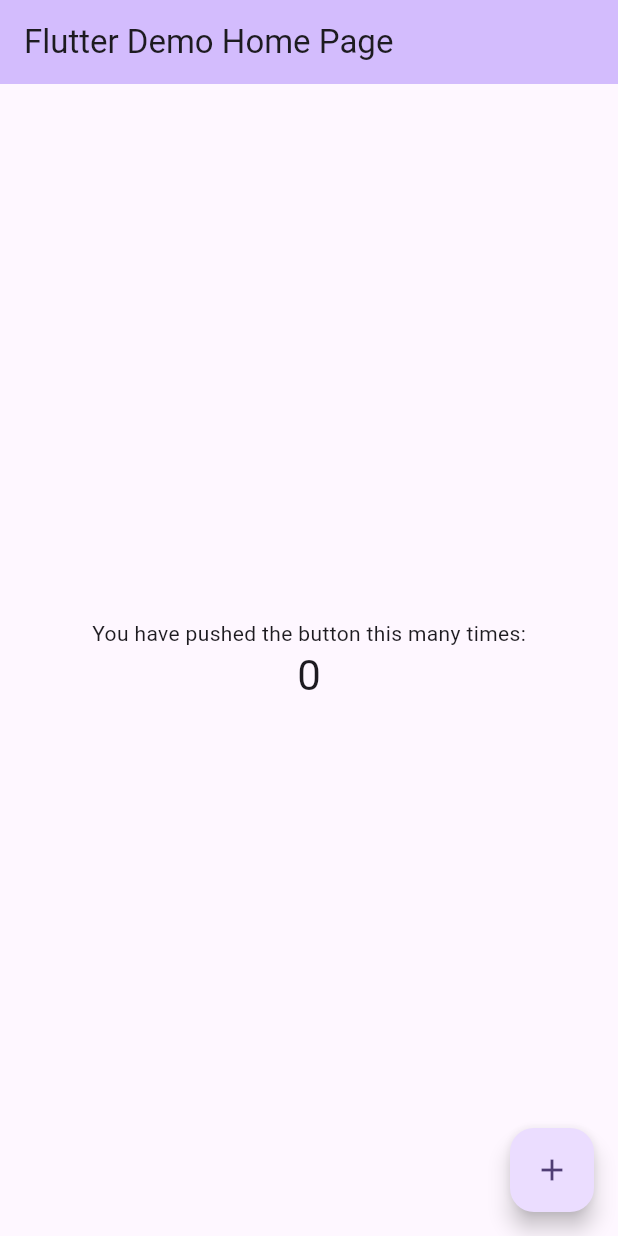
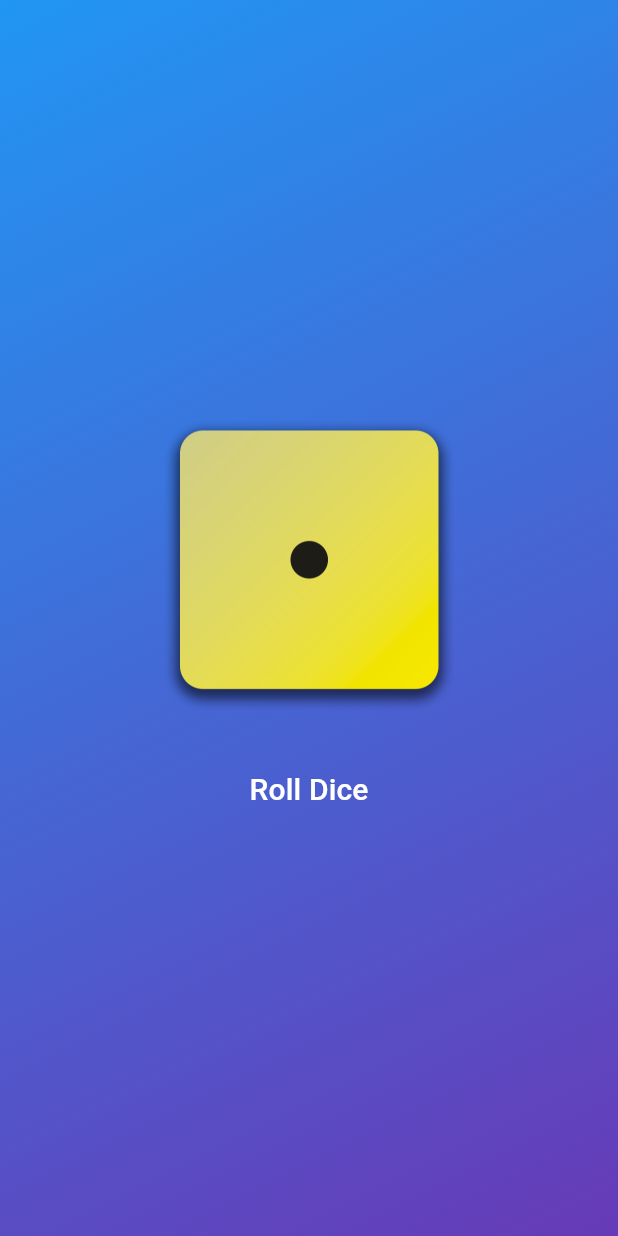
Before and after one commit to omzo1234/DiceFlutter, a Flutter app: the screen it shows after launch, on a phone screen of 412 x 824 dp. Run offline on Flutter 3.47's test engine with Material 3 defaults, Android fonts, the phone set to English and light mode, and no system bars.

Commit message:
Creation de la dice code

```diff
--- /dev/null
+++ b/lib/components/dice_roller.dart
@@ -0,0 +1,28 @@
+import 'package:flutter/material.dart';
+
+class DiceRoller extends StatefulWidget {
+  const DiceRoller({super.key});
+
+  @override
+  State<DiceRoller> createState() => _DiceRollerState();
+}
+
+class _DiceRollerState extends State<DiceRoller> {
+  @override
+  Widget build(BuildContext context) {
+    return Column(
+                  mainAxisAlignment: MainAxisAlignment.center,
+                  children: [
+                    Image.asset(
+                                  'assets/images/dice-1.png',
+                                  width: 200, height: 200,
+                        ),
+                        const SizedBox(height: 30,),
+                        TextButton(
+                        onPressed: () {},
+                        child: Text('Roll Dice',
+                        style: TextStyle(color: Colors.white, fontSize: 20),),)
+                  ],
+                );
+  }
+}
--- /dev/null
+++ b/lib/components/gradient_container.dart
@@ -0,0 +1,28 @@
+import 'package:diceflutter/components/dice_roller.dart';
+import 'package:flutter/material.dart';
+
+
+const starAlignment =Alignment.topLeft;
+const endAlignment = Alignment.bottomRight;
+class GradientContainer extends StatelessWidget {
+  const GradientContainer(this.color1, this.color2 ,{super.key});
+      final Color color1;
+      final Color color2;
+  @override
+  Widget build(BuildContext context) {
+    return Container(
+              decoration: BoxDecoration(
+                gradient: LinearGradient(
+                  begin: starAlignment,
+                  end: endAlignment,
+                  colors: [
+                 color1,  color2
+                ],
+                ),
+              ),
+              child: Center(
+                child: DiceRoller(),
+              ),
+            );
+  }
+}
--- a/lib/main.dart
+++ b/lib/main.dart
@@ -1,3 +1,4 @@
+import 'package:diceflutter/components/gradient_container.dart';
 import 'package:flutter/material.dart';
 
 void main() {
@@ -10,113 +11,16 @@ class MyApp extends StatelessWidget {
   // This widget is the root of your application.
   @override
   Widget build(BuildContext context) {
-    return MaterialApp(
-      title: 'Flutter Demo',
-      theme: ThemeData(
-        // This is the theme of your application.
-        //
-        // TRY THIS: Try running your application with "flutter run". You'll see
-        // the application has a purple toolbar. Then, without quitting the app,
-        // try changing the seedColor in the colorScheme below to Colors.green
-        // and then invoke "hot reload" (save your changes or press the "hot
-        // reload" button in a Flutter-supported IDE, or press "r" if you used
-        // the command line to start the app).
-        //
-        // Notice that the counter didn't reset back to zero; the application
-        // state is not lost during the reload. To reset the state, use hot
-        // restart instead.
-        //
-        // This works for code too, not just values: Most code changes can be
-        // tested with just a hot reload.
-        colorScheme: ColorScheme.fromSeed(seedColor: Colors.deepPurple),
-      ),
-      home: const MyHomePage(title: 'Flutter Demo Home Page'),
-    );
+
+         return const MaterialApp(
+          debugShowCheckedModeBanner: false,
+          home: Scaffold(
+            body: GradientContainer(
+               Colors.blue,
+              Colors.deepPurple,
+            ),
+
+          ),
+         );
   }
 }
-
-class MyHomePage extends StatefulWidget {
-  const MyHomePage({super.key, required this.title});
-
-  // This widget is the home page of your application. It is stateful, meaning
-  // that it has a State object (defined below) that contains fields that affect
-  // how it looks.
-
-  // This class is the configuration for the state. It holds the values (in this
-  // case the title) provided by the parent (in this case the App widget) and
-  // used by the build method of the State. Fields in a Widget subclass are
-  // always marked "final".
-
-  final String title;
-
-  @override
-  State<MyHomePage> createState() => _MyHomePageState();
-}
-
-class _MyHomePageState extends State<MyHomePage> {
-  int _counter = 0;
-
-  void _incrementCounter() {
-    setState(() {
-      // This call to setState tells the Flutter framework that something has
-      // changed in this State, which causes it to rerun the build method below
-      // so that the display can reflect the updated values. If we changed
-      // _counter without calling setState(), then the build method would not be
-      // called again, and so nothing would appear to happen.
-      _counter++;
-    });
-  }
-
-  @override
-  Widget build(BuildContext context) {
-    // This method is rerun every time setState is called, for instance as done
-    // by the _incrementCounter method above.
-    //
-    // The Flutter framework has been optimized to make rerunning build methods
-    // fast, so that you can just rebuild anything that needs updating rather
-    // than having to individually change instances of widgets.
-    return Scaffold(
-      appBar: AppBar(
-        // TRY THIS: Try changing the color here to a specific color (to
-        // Colors.amber, perhaps?) and trigger a hot reload to see the AppBar
-        // change color while the other colors stay the same.
-        backgroundColor: Theme.of(context).colorScheme.inversePrimary,
-        // Here we take the value from the MyHomePage object that was created by
-        // the App.build method, and use it to set our appbar title.
-        title: Text(widget.title),
-      ),
-      body: Center(
-        // Center is a layout widget. It takes a single child and positions it
-        // in the middle of the parent.
-        child: Column(
-          // Column is also a layout widget. It takes a list of children and
-          // arranges them vertically. By default, it sizes itself to fit its
-          // children horizontally, and tries to be as tall as its parent.
-          //
-          // Column has various properties to control how it sizes itself and
-          // how it positions its children. Here we use mainAxisAlignment to
-          // center the children vertically; the main axis here is the vertical
-          // axis because Columns are vertical (the cross axis would be
-          // horizontal).
-          //
-          // TRY THIS: Invoke "debug painting" (choose the "Toggle Debug Paint"
-          // action in the IDE, or press "p" in the console), to see the
-          // wireframe for each widget.
-          mainAxisAlignment: MainAxisAlignment.center,
-          children: <Widget>[
-            const Text('You have pushed the button this many times:'),
-            Text(
-              '$_counter',
-              style: Theme.of(context).textTheme.headlineMedium,
-            ),
-          ],
-        ),
-      ),
-      floatingActionButton: FloatingActionButton(
-        onPressed: _incrementCounter,
-        tooltip: 'Increment',
-        child: const Icon(Icons.add),
-      ), // This trailing comma makes auto-formatting nicer for build methods.
-    );
-  }
-}
--- a/pubspec.yaml
+++ b/pubspec.yaml
@@ -87,3 +87,5 @@ flutter:
   #
   # For details regarding fonts from package dependencies,
   # see https://flutter.dev/to/font-from-package
+  assets:
+    - assets/images/
```
Also changed, not shown: assets/images/dice-1.png (added), assets/images/dice-2.png (added), assets/images/dice-3.png (added), assets/images/dice-4.png (added), assets/images/dice-5.png (added), assets/images/dice-6.png (added).
